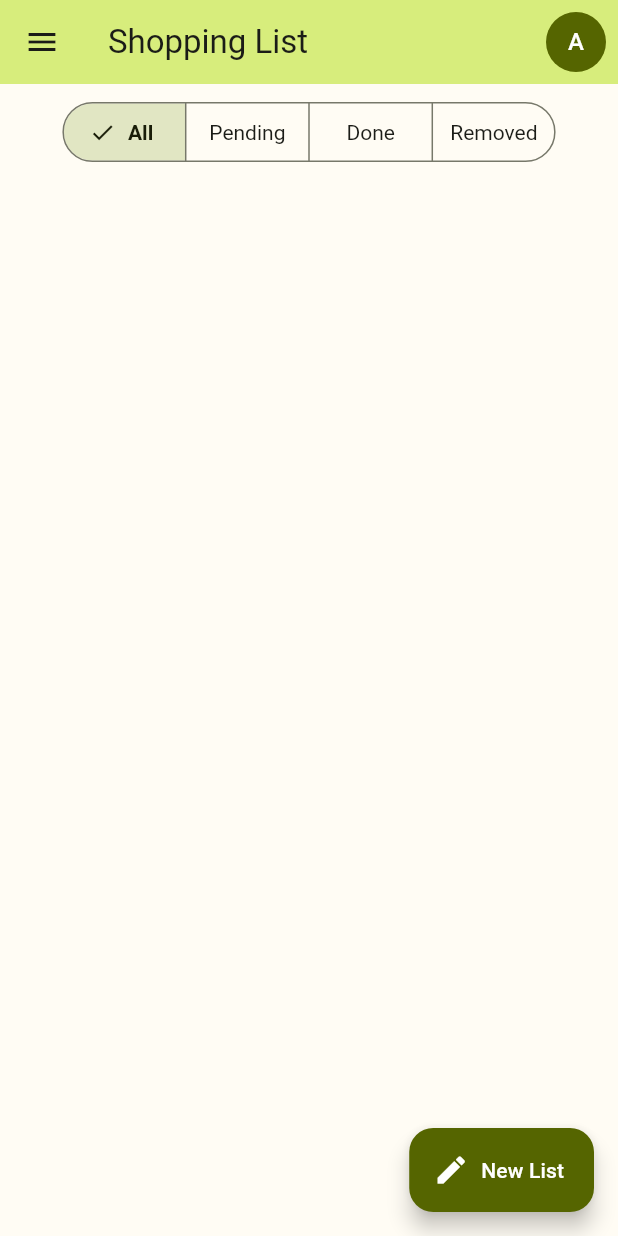
After one commit to wiltonpolesca/flutter-shop_list, a Flutter app: the screen it shows after launch, in the side drawer, after a tap on "New List", on a phone screen of 412 x 824 dp. The commit adds this screen. Run offline on Flutter 3.47's test engine with Material 2 defaults, Android fonts, the light colour scheme and no system bars; our stand-ins replace flutter_modular.

Commit message:
refactoring the folders, add modular route and navigation

```diff
--- a/lib/main.dart
+++ b/lib/main.dart
@@ -1,8 +1,15 @@
 import 'package:flutter/material.dart';
-import 'package:shop_list/src/home/home_page.dart';
+import 'package:flutter_modular/flutter_modular.dart';
+import 'package:shop_list/app_router.dart';
+import 'package:shop_list/src/pages/home/home_page.dart';
 import 'package:shop_list/src/shared/app_widget.dart';
 
 void main() {
   const _appTitle = 'Shopping List';
-  runApp(const AppWidget(_appTitle, HomePage()));
+  runApp(
+    ModularApp(
+      module: AppModule(),
+      child: const AppWidget(_appTitle, HomePage()),
+    ),
+  );
 }
--- a/lib/src/home/home_page.dart
+++ b/lib/src/pages/home/home_page.dart
@@ -1,6 +1,7 @@
 import 'package:flutter/material.dart';
 import 'package:shop_list/src/shared/widgets/navigation_menu.dart';
-import 'package:shop_list/src/shared/widgets/user_avatar_button.dart';
+import '../../shared/scaffold_app.dart';
+import '../../shared/widgets/navigation_item.dart';
 
 class HomePage extends StatefulWidget {
   const HomePage({super.key});
@@ -10,24 +11,23 @@ class HomePage extends StatefulWidget {
 }
 
 class _HomePageState extends State<HomePage> {
-  Map<String, IconData> get navigationItems => {
-        'Syncronization': Icons.sync,
-        'Configuration': Icons.settings,
-      };
+  List<NavigationItem> get navigationItems => [
+        NavigationItem(
+          label: 'Syncronization',
+          icon: Icons.sync,
+          route: '/sync',
+        ),
+        NavigationItem(
+          label: 'Configuration',
+          icon: Icons.settings,
+          route: '/config',
+        )
+      ];
 
   @override
   Widget build(BuildContext context) {
-    return Scaffold(
+    return ScaffoldApp(
       drawer: NavigationMenu('Options', navigationItems),
-      appBar: AppBar(
-        title: const Text('Shopping List'),
-        actions: const [
-          Padding(
-            padding: EdgeInsets.only(right: 8),
-            child: UserAvatarButton(),
-          )
-        ],
-      ),
       body: Center(
         child: Column(
           children: [
@@ -60,9 +60,9 @@ class _HomePageState extends State<HomePage> {
         ),
       ),
       floatingActionButton: FloatingActionButton.extended(
-        onPressed: () {},
         label: const Text('New List'),
         icon: const Icon(Icons.edit),
+        onPressed: () => Navigator.of(context).pushNamed('./edit'),
       ),
     );
   }
--- a/lib/src/shared/app_widget.dart
+++ b/lib/src/shared/app_widget.dart
@@ -1,4 +1,5 @@
 import 'package:flutter/material.dart';
+import 'package:flutter_modular/flutter_modular.dart';
 // import 'package:flutter_localizations/flutter_localizations.dart';
 //https://stackoverflow.com/questions/65182393/why-is-flutter-not-generating-the-internationalization-files
 import 'theme/themes.dart';
@@ -17,12 +18,15 @@ class AppWidget extends StatelessWidget {
   // This widget is the root of your application.
   @override
   Widget build(BuildContext context) {
-    return MaterialApp(
+    Modular.setInitialRoute('/');
+
+    return MaterialApp.router(
       title: title,
       themeMode: themeMode,
       theme: lightTheme,
       darkTheme: darkTheme,
-      home: home,
+      routerDelegate: Modular.routerDelegate,
+      routeInformationParser: Modular.routeInformationParser,
       // localizationsDelegates: const [
       //   GlobalMaterialLocalizations.delegate,
       //   GlobalWidgetsLocalizations.delegate,
--- /dev/null
+++ b/lib/src/shared/scaffold_app.dart
@@ -0,0 +1,52 @@
+import 'package:flutter/material.dart';
+import 'package:shop_list/src/shared/widgets/user_avatar_button.dart';
+
+class ScaffoldApp extends StatelessWidget {
+  final Widget? drawer;
+  final Widget? body;
+  final Widget? floatingActionButton;
+  final PreferredSizeWidget? appBar;
+
+  final String? title;
+  final String? complementTitle;
+
+  const ScaffoldApp({
+    this.drawer,
+    this.body,
+    this.appBar,
+    this.floatingActionButton,
+    this.title = 'Shopping List',
+    this.complementTitle,
+    super.key,
+  });
+
+  PreferredSizeWidget? _appBar(BuildContext context) =>
+      appBar ??
+      AppBar(
+        title: Row(
+          children: [
+            Text(title!),
+            Text(
+              complementTitle ?? '',
+              style: Theme.of(context).textTheme.titleMedium,
+            ),
+          ],
+        ),
+        actions: const [
+          Padding(
+            padding: EdgeInsets.only(right: 8),
+            child: UserAvatarButton(),
+          )
+        ],
+      );
+
+  @override
+  Widget build(BuildContext context) {
+    return Scaffold(
+      drawer: drawer,
+      appBar: _appBar(context),
+      body: body,
+      floatingActionButton: floatingActionButton,
+    );
+  }
+}
--- /dev/null
+++ b/lib/src/shared/widgets/navigation_item.dart
@@ -0,0 +1,13 @@
+import 'package:flutter/material.dart';
+
+class NavigationItem {
+  String label;
+  IconData icon;
+  String? route;
+
+  NavigationItem({
+    this.label = '',
+    this.icon = Icons.question_answer,
+    this.route,
+  });
+}
--- a/lib/src/shared/widgets/navigation_menu.dart
+++ b/lib/src/shared/widgets/navigation_menu.dart
@@ -1,8 +1,10 @@
 import 'package:flutter/material.dart';
+
+import 'navigation_item.dart';
 
 class NavigationMenu extends StatelessWidget {
   final String? navigationTitle;
-  final Map<String, IconData> navigations;
+  final List<NavigationItem> navigations;
 
   const NavigationMenu(this.navigationTitle, this.navigations, {super.key});
 
@@ -21,21 +23,28 @@ class NavigationMenu extends StatelessWidget {
       ),
     );
 
-    for (final element in navigations.entries) {
+    for (final element in navigations) {
       items.add(
         NavigationDrawerDestination(
-          icon: Icon(element.value),
-          label: Text(element.key),
+          icon: Icon(element.icon),
+          label: Text(element.label),
         ),
       );
     }
-    return items.isEmpty ? List<Widget>.empty() : items as List<Widget>;
+    return items.isEmpty ? List<Widget>.empty() : items;
   }
 
   @override
   Widget build(BuildContext context) {
     return NavigationDrawer(
       children: getDestinations(context),
+      onDestinationSelected: (index) {
+        final item = navigations.elementAt(index);
+        if (item.route?.isNotEmpty == true) {
+          Navigator.of(context).pop();
+          Navigator.of(context).pushNamed(item.route!);
+        }
+      },
     );
   }
 }
```
Also changed, not shown: lib/app_router.dart (+15 -2 lines), lib/src/configuration/config_page.dart (deleted, +0 -11 lines), lib/src/home/home_router.dart (deleted, +0 -8 lines), lib/src/pages/Syncronization/sync_page.dart (added, +13 -0 lines), lib/src/pages/configuration/config_page.dart (added, +22 -0 lines), lib/src/pages/home/edit_task_board_page.dart (added, +11 -0 lines), lib/src/pages/home/home_router.dart (added, +15 -0 lines), 1 other file.
